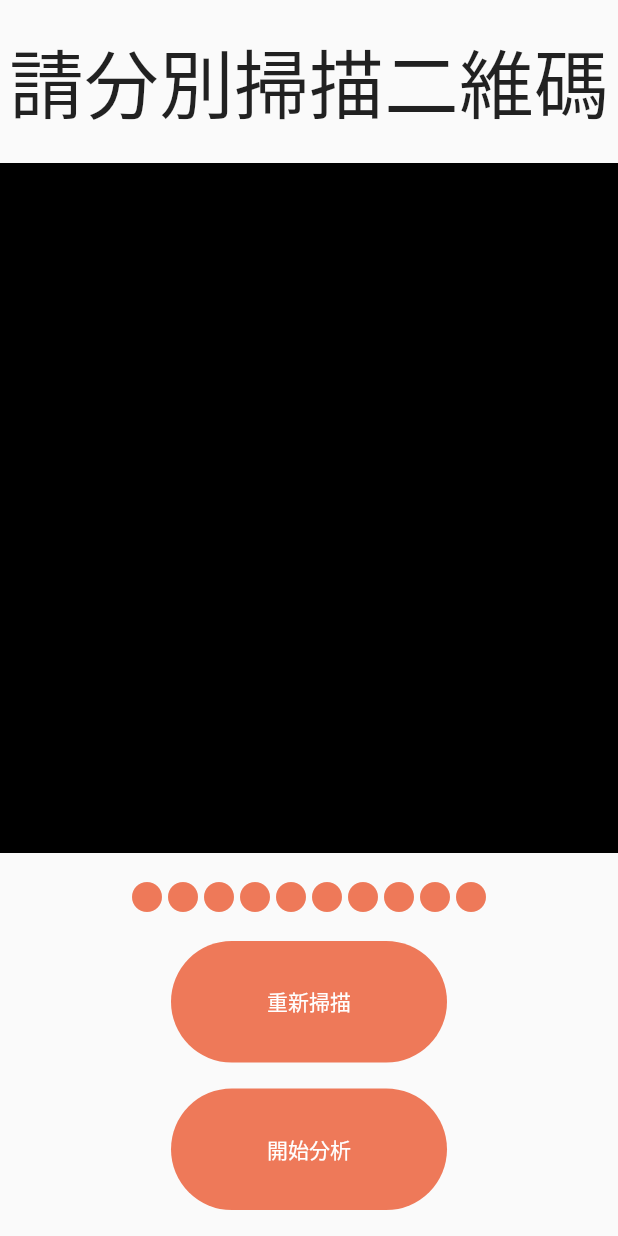
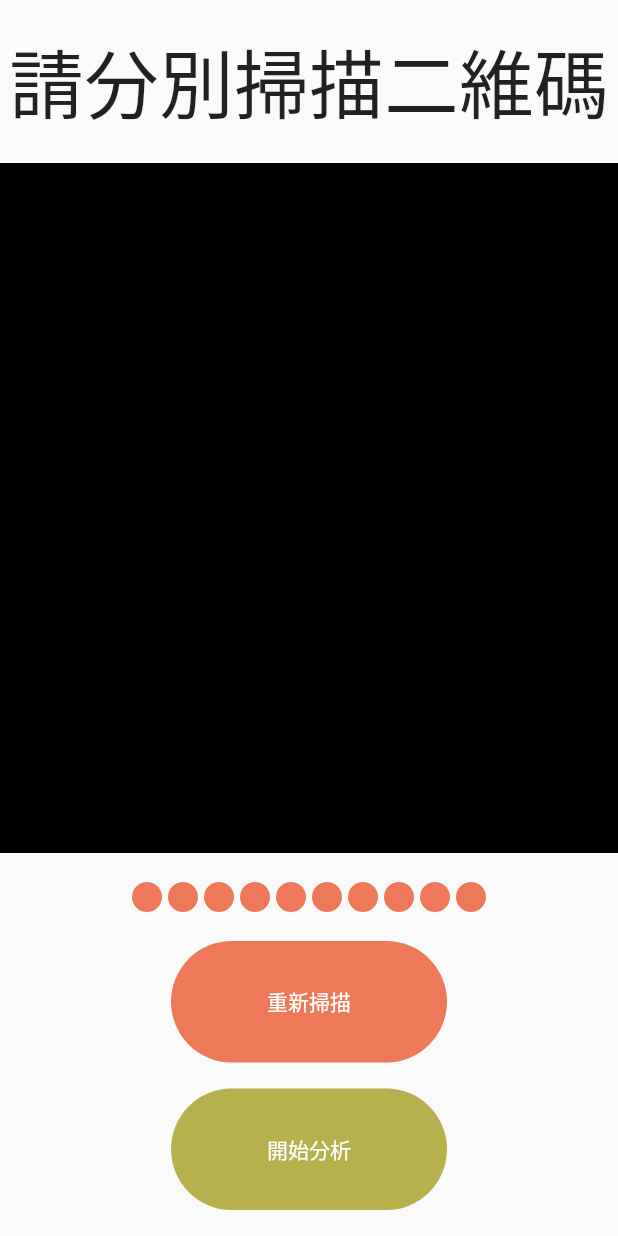
Before and after one commit to wallasehuang/flutter_qrcode_app, a Flutter app: the ScanPage screen opened directly, on a phone screen of 412 x 824 dp. Run offline on Flutter 3.47's test engine with Material 2 defaults, Android fonts, the phone set to English and light mode, and no system bars.

```diff
--- a/lib/button.dart
+++ b/lib/button.dart
@@ -3,15 +3,21 @@ import 'package:flutter/material.dart';
 class Button extends StatelessWidget {
   final String text;
   final Function onPress;
+  final int textColor;
+  final int backgroundColor;
 
-  Button({this.text = 'a', this.onPress});
+  Button(
+      {this.text,
+      this.onPress,
+      this.textColor = 0xffffffff,
+      this.backgroundColor = 0xffEE7959});
 
   @override
   Widget build(BuildContext context) {
     return TextButton(
         style: TextButton.styleFrom(
-            primary: Color(0xffffffff),
-            backgroundColor: Color(0xffEE7959),
+            primary: Color(textColor),
+            backgroundColor: Color(backgroundColor),
             padding: EdgeInsets.symmetric(horizontal: 64.0, vertical: 30.0),
             shape: RoundedRectangleBorder(
                 borderRadius: BorderRadius.circular(72.0))),
--- a/lib/scan_page.dart
+++ b/lib/scan_page.dart
@@ -30,10 +30,14 @@ class _ScanPageState extends State<ScanPage> {
           Button(
             text: "重新掃描",
             onPress: () {},
+            textColor: 0xffffffff,
+            backgroundColor: 0xffee7959,
           ),
           Button(
             text: "開始分析",
             onPress: () {},
+            textColor: 0xffffffff,
+            backgroundColor: 0xffb6b14c,
           ),
         ])));
   }
```
Also changed, not shown: lib/report_page.dart (+56 -12 lines), pubspec.yaml (+4 -3 lines), assets/images/NF.png (added), assets/images/NT.png (added), assets/images/SJ.png (added), assets/images/SP.png (added), 1 other file.
